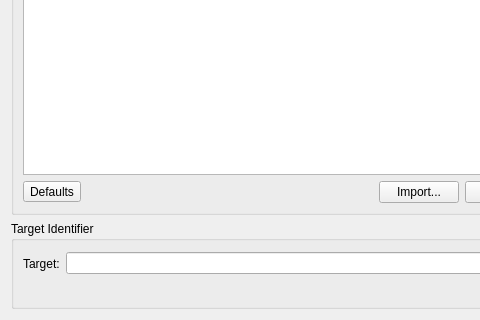
Before: the Qt Designer form src/plugins/coreplugin/actionmanager/commandmappings.ui in qt-creator/qt-creator, drawn with Qt 5; both pictures show x 0 to 480 and y 131 to 451 of the 568 by 451 pixel window.
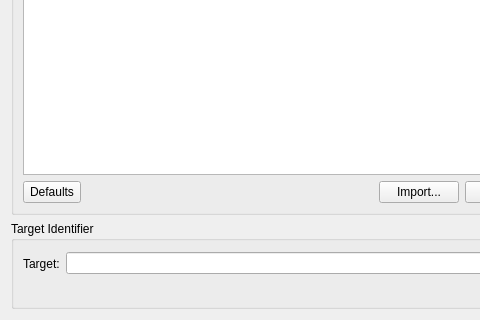
After: the same form once the commit is applied. Icons and pictures are not drawn. Custom widgets are drawn as their Qt base class.

The edit to the form file:
```diff
--- a/src/plugins/coreplugin/actionmanager/commandmappings.ui
+++ b/src/plugins/coreplugin/actionmanager/commandmappings.ui
@@ -59,6 +59,12 @@
        <layout class="QHBoxLayout">
         <item>
          <widget class="QToolButton" name="defaultButton">
+          <property name="sizePolicy">
+           <sizepolicy hsizetype="Preferred" vsizetype="Preferred">
+            <horstretch>0</horstretch>
+            <verstretch>0</verstretch>
+           </sizepolicy>
+          </property>
           <property name="toolTip">
            <string>Reset all to default</string>
           </property>
```
